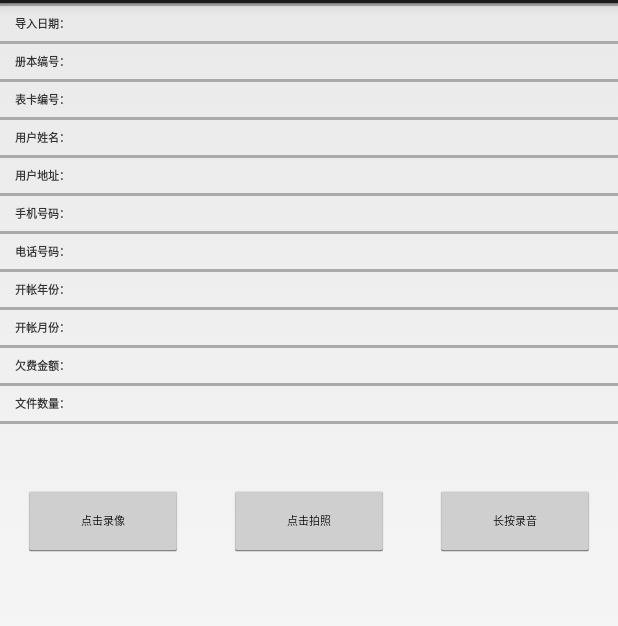
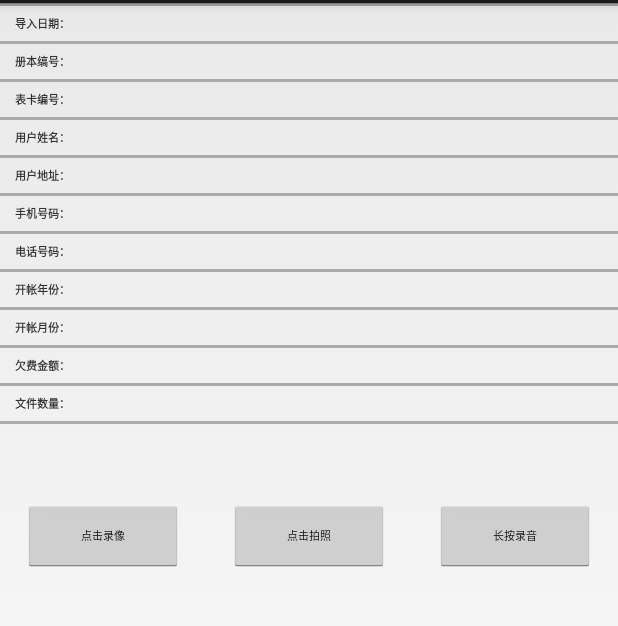
Before and after one commit to djj1111/xscj, an Android app: the layout workfragment_item.xml on its own in the app's theme, with its tools: preview values and no code run, on a phone screen of 412 x 824 dp, the part 69-695 px from its top. Run offline under Robolectric (Android 15) with nearby library versions, the phone set to English and light mode, and no system bars.

Commit message:
20170113 v1.0 屏幕适配1

```diff
--- a/app/src/main/res/layout/workfragment_item.xml
+++ b/app/src/main/res/layout/workfragment_item.xml
@@ -394,7 +394,7 @@
     <LinearLayout
         android:layout_width="match_parent"
         android:layout_height="wrap_content"
-        android:layout_marginTop="25dp"
+        android:layout_marginTop="35dp"
         android:gravity="center"
         android:orientation="horizontal">
 
```
